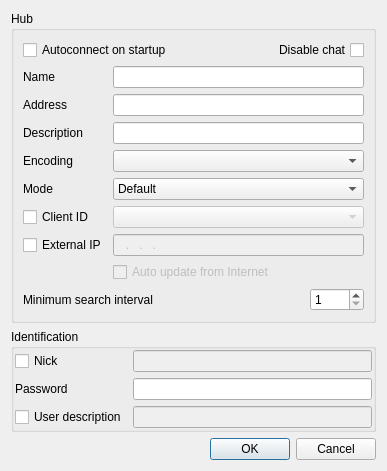
This is eiskaltdcpp-qt/ui/UIFavoriteHubEditor.ui in eiskaltdcpp/eiskaltdcpp as Qt 5 draws it before an edit. The edited form follows.
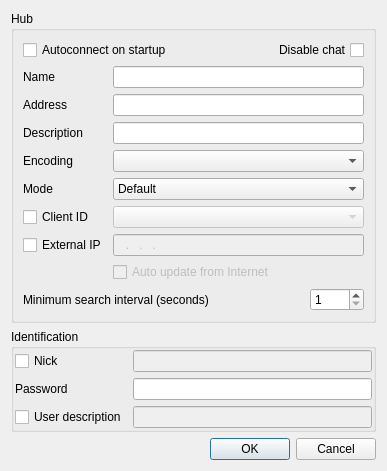
This is the edited form. Custom widgets are drawn as their Qt base class.

Diff of the .ui file:
```diff
--- a/eiskaltdcpp-qt/ui/UIFavoriteHubEditor.ui
+++ b/eiskaltdcpp-qt/ui/UIFavoriteHubEditor.ui
@@ -177,7 +177,7 @@
            </sizepolicy>
           </property>
           <property name="text">
-           <string>Minimum search interval</string>
+           <string>Minimum search interval (seconds)</string>
           </property>
          </widget>
         </item>
```
